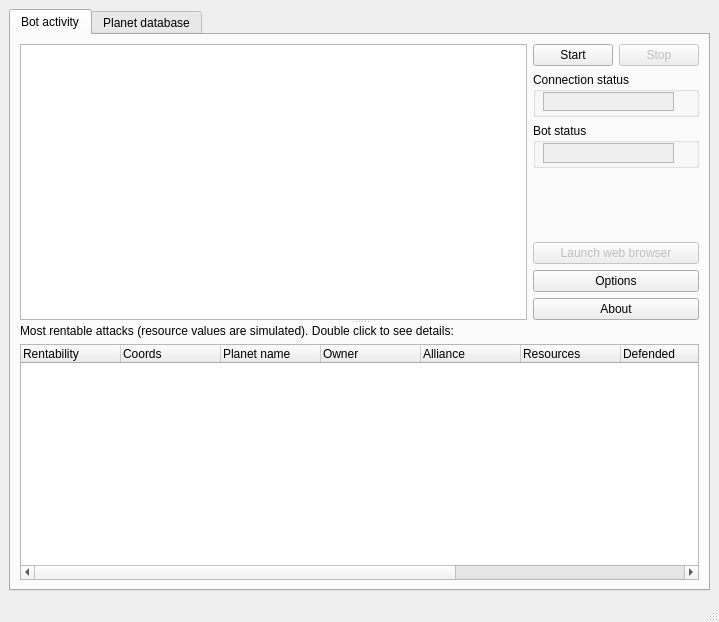
Old version of the form ogbot/src/ui/MainWindow.ui in the repository kovan/kovans-ogbot.
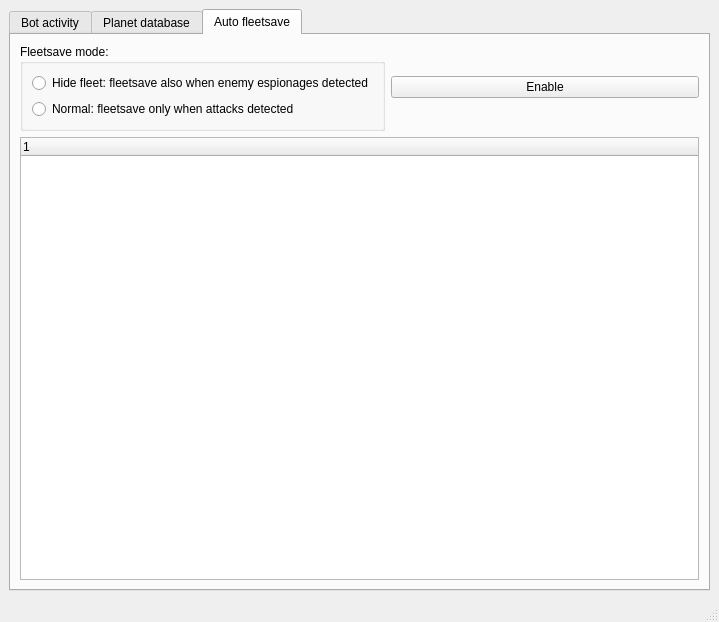
New version of the form. The open tabs and pages were chosen to show the change. Icons and pictures are not drawn.

```diff
--- a/ogbot/src/ui/MainWindow.ui
+++ b/ogbot/src/ui/MainWindow.ui
@@ -657,6 +657,68 @@
         </item>
        </layout>
       </widget>
+      <widget class="QWidget" name="autoFleetsavePage" >
+       <attribute name="title" >
+        <string>Auto fleetsave</string>
+       </attribute>
+       <layout class="QVBoxLayout" >
+        <property name="margin" >
+         <number>9</number>
+        </property>
+        <property name="spacing" >
+         <number>6</number>
+        </property>
+        <item>
+         <layout class="QHBoxLayout" >
+          <property name="margin" >
+           <number>0</number>
+          </property>
+          <property name="spacing" >
+           <number>6</number>
+          </property>
+          <item>
+           <widget class="QGroupBox" name="groupBox_4" >
+            <property name="title" >
+             <string>Fleetsave mode:</string>
+            </property>
+            <layout class="QVBoxLayout" >
+             <property name="margin" >
+              <number>9</number>
+             </property>
+             <property name="spacing" >
+              <number>6</number>
+             </property>
+             <item>
+              <widget class="QRadioButton" name="radioButton_3" >
+               <property name="text" >
+                <string>Hide fleet: fleetsave also when enemy espionages detected</string>
+               </property>
+              </widget>
+             </item>
+             <item>
+              <widget class="QRadioButton" name="radioButton_4" >
+               <property name="text" >
+                <string>Normal: fleetsave only when attacks detected</string>
+               </property>
+              </widget>
+             </item>
+            </layout>
+           </widget>
+          </item>
+          <item>
+           <widget class="QPushButton" name="enableDisableButton_2" >
+            <property name="text" >
+             <string>Enable</string>
+            </property>
+           </widget>
+          </item>
+         </layout>
+        </item>
+        <item>
+         <widget class="QTreeWidget" name="treeWidget" />
+        </item>
+       </layout>
+      </widget>
      </widget>
     </item>
    </layout>
```
